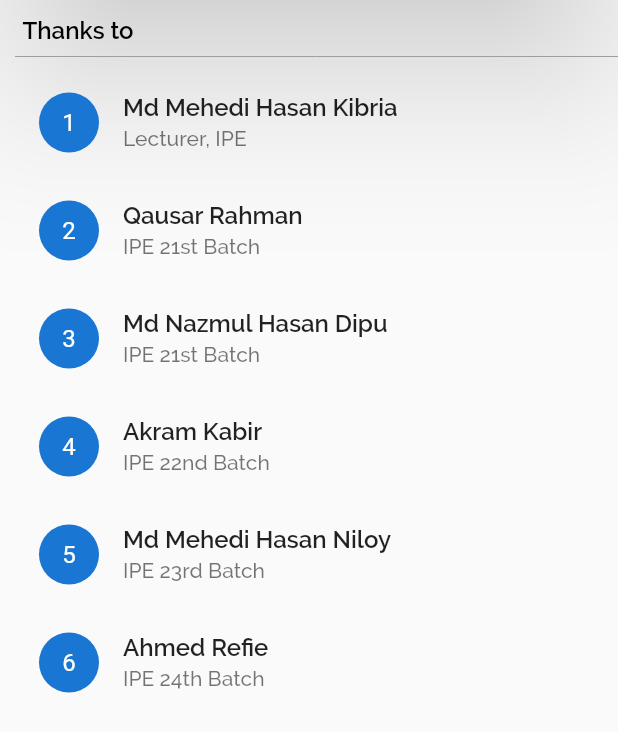
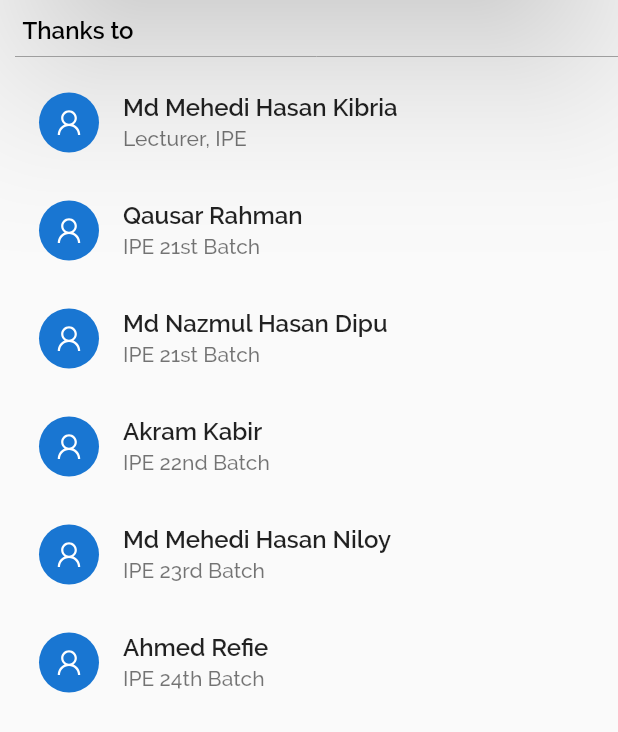
Before and after one commit to rakib205/IPE-Family, a Flutter app: the AboutPage screen opened directly, scrolled down 211 dp, on a phone screen of 412 x 824 dp. Shown: the part 431-1163 px from the top of the screen. Run offline on Flutter 3.47's test engine with Material 2 defaults, Android fonts, the phone set to English and light mode, and no system bars; our stand-ins replace connectivity, fancy_bottom_navigation, firebase_database, flare_flutter, font_awesome_flutter, line_icons and 1 more; missing offline and left inert: onesignal_flutter; accounts and stored records are empty.

Commit message:
commit 2

```diff
--- a/lib/about.dart
+++ b/lib/about.dart
@@ -1,5 +1,6 @@
 import 'package:flutter/material.dart';
 import 'package:font_awesome_flutter/font_awesome_flutter.dart';
+import 'package:line_icons/line_icons.dart';
 import 'package:url_launcher/url_launcher.dart';
 
 class AboutPage extends StatelessWidget {
@@ -139,7 +140,7 @@ class AboutPage extends StatelessWidget {
 
             ListTile(
               leading: CircleAvatar(
-                child: Text('1'),
+                child: Icon(LineIcons.user),
 
               ),
               title: Text('Md Mehedi Hasan Kibria',style: ts,),
@@ -148,7 +149,7 @@ class AboutPage extends StatelessWidget {
 
             ,ListTile(
               leading: CircleAvatar(
-                child: Text('2'),
+                child: Icon(LineIcons.user),
 
               ),
               title: Text('Qausar Rahman',style: ts,),
@@ -156,7 +157,7 @@ class AboutPage extends StatelessWidget {
             ),
             ListTile(
               leading: CircleAvatar(
-                child: Text('3'),
+                child: Icon(LineIcons.user),
 
               ),
               title: Text('Md Nazmul Hasan Dipu',style: ts,),
@@ -164,7 +165,7 @@ class AboutPage extends StatelessWidget {
             ),
             ListTile(
               leading: CircleAvatar(
-                child: Text('4'),
+                child: Icon(LineIcons.user),
 
               ),
               title: Text('Akram Kabir',style: ts,),
@@ -172,7 +173,7 @@ class AboutPage extends StatelessWidget {
             ),
             ListTile(
               leading: CircleAvatar(
-                child: Text('5'),
+                child: Icon(LineIcons.user),
 
               ),
               title: Text('Md Mehedi Hasan Niloy',style: ts,),
@@ -180,7 +181,7 @@ class AboutPage extends StatelessWidget {
             ),
             ListTile(
               leading: CircleAvatar(
-                child: Text('6'),
+                child: Icon(LineIcons.user),
 
               ),
               title: Text('Ahmed Refie',style: ts,),
--- a/lib/add_member.dart
+++ b/lib/add_member.dart
@@ -219,9 +219,7 @@ void checkExist (){
               key: formKey,
               child: Column(
                 children: <Widget>[
-                  SizedBox(
-                    height: 15,
-                  ),
+
                   SafeArea(
                     child: Row(
                       children: <Widget>[
--- a/lib/main.dart
+++ b/lib/main.dart
@@ -38,6 +38,7 @@ class _MyAppState extends State<MyApp> {
         primaryColor: Colors.blueAccent,
         primarySwatch: Colors.blue,
         accentColor: Colors.blueAccent,
+        fontFamily: 'Raleway'
       ),
       home: SplashPage()
     );
--- a/lib/update_data.dart
+++ b/lib/update_data.dart
@@ -194,9 +194,7 @@ class _UpdataDataState extends State<UpdataData> {
               key: formKey,
               child: Column(
                 children: <Widget>[
-                  SizedBox(
-                    height: 15,
-                  ),
+
                   SafeArea(
                     child: Row(
                       children: <Widget>[
```
Also changed, not shown: lib/course_list.dart (+5 -7 lines).
